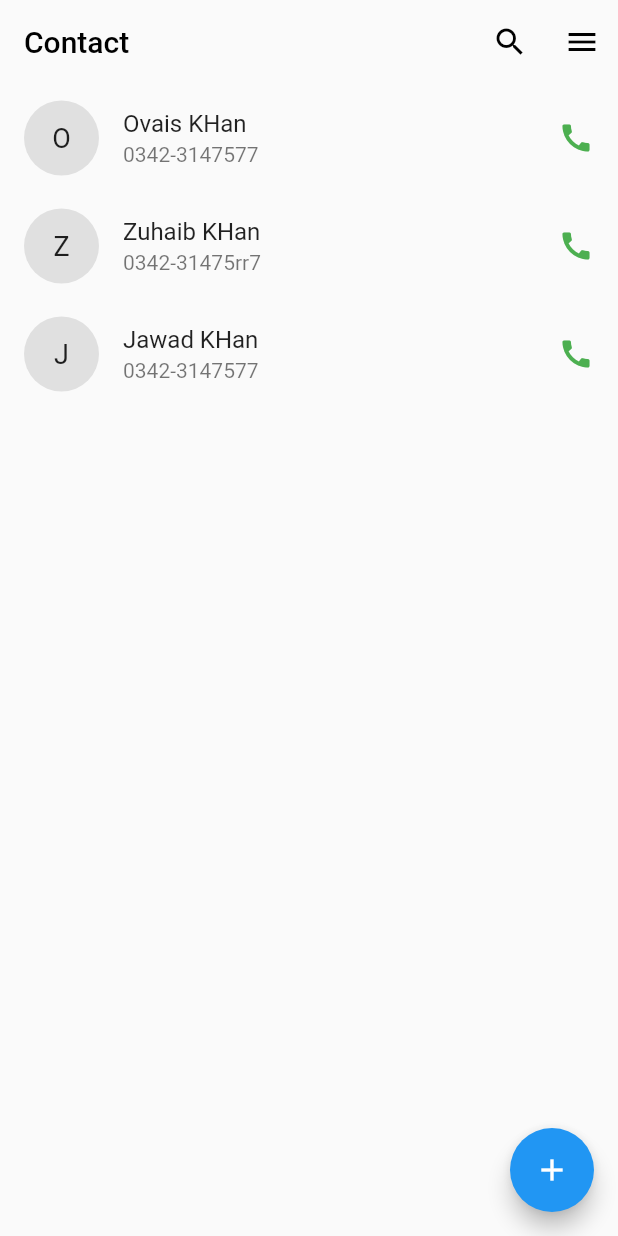
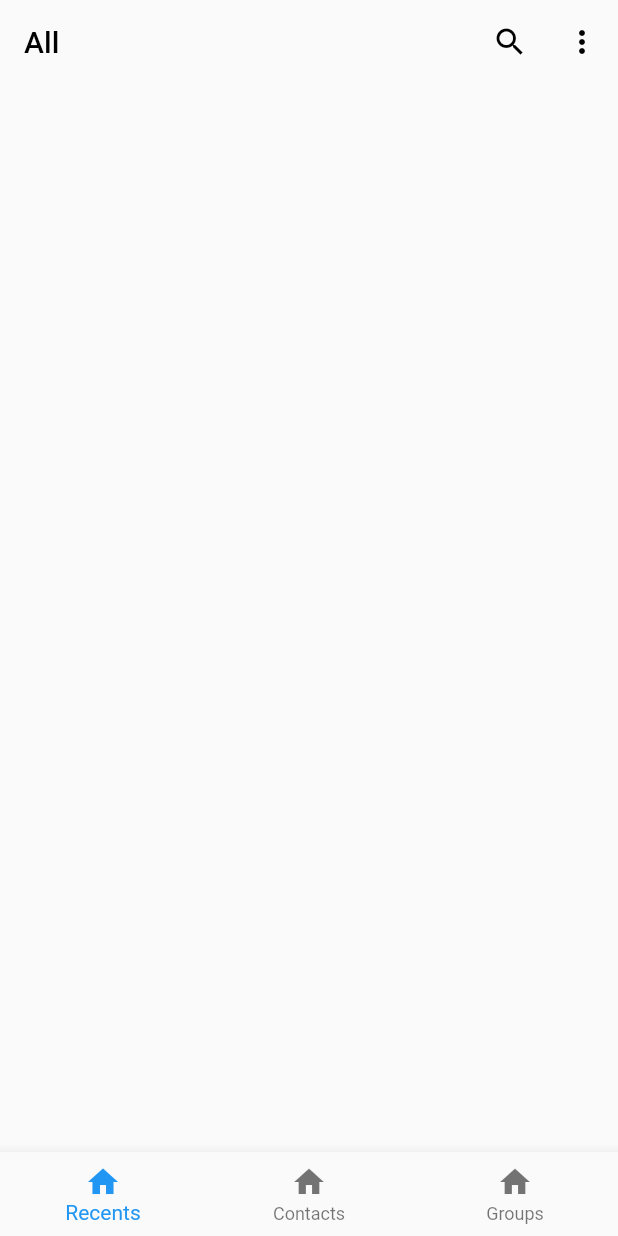
Before and after one commit to imovais/contact_application, a Flutter app: the screen it shows after launch, on a phone screen of 412 x 824 dp. Run offline on Flutter 3.47's test engine with Material 2 defaults, Android fonts, the phone set to English and light mode, and no system bars.

Commit message:
main function done

```diff
--- /dev/null
+++ b/lib/_SCREENS/bottomnavbar.dart
@@ -0,0 +1,45 @@
+// ignore_for_file: prefer_const_constructors, prefer_const_literals_to_create_immutables
+
+import 'package:contact_app/_SCREENS/homescreen.dart';
+import 'package:contact_app/_SCREENS/recent_history.dart';
+import 'package:flutter/material.dart';
+
+class BottomNavBar extends StatefulWidget {
+  const BottomNavBar({super.key});
+
+  @override
+  State<BottomNavBar> createState() => _BottomNavBarState();
+}
+
+class _BottomNavBarState extends State<BottomNavBar> {
+  int _seletedtab = 0;
+
+  final List _pages = [
+    RecentHistory(),
+    HomeScreen(),
+    Center(
+      child: Text("Products"),
+    )
+  ];
+
+  _onchangetab(int index) {
+    setState(() {
+      _seletedtab = index;
+    });
+  }
+
+  @override
+  Widget build(BuildContext context) {
+    return Scaffold(
+      body: _pages[_seletedtab],
+      bottomNavigationBar: BottomNavigationBar(
+          currentIndex: _seletedtab,
+          onTap: (value) => _onchangetab(value),
+          items: [
+            BottomNavigationBarItem(icon: Icon(Icons.home), label: 'Recents'),
+            BottomNavigationBarItem(icon: Icon(Icons.home), label: 'Contacts'),
+            BottomNavigationBarItem(icon: Icon(Icons.home), label: 'Groups'),
+          ]),
+    );
+  }
+}
--- a/lib/_SCREENS/homescreen.dart
+++ b/lib/_SCREENS/homescreen.dart
@@ -31,6 +31,13 @@ class _HomeScreenState extends State<HomeScreen> {
     surnamecontroller.clear();
   }
 
+  void ontabrecenthistory(int index) {
+    Data.recenthistory.add({
+      'name': Data.contact[index]['name'].toString(),
+      'phone': Data.contact[index]['phone'].toString(),
+    });
+  }
+
   @override
   Widget build(BuildContext context) {
     return SafeArea(
@@ -46,7 +53,7 @@ class _HomeScreenState extends State<HomeScreen> {
                   mainAxisSize: MainAxisSize.min,
                   children: [
                     IconButton(onPressed: () {}, icon: Icon(Icons.search)),
-                    IconButton(onPressed: () {}, icon: Icon(Icons.menu)),
+                    IconButton(onPressed: () {}, icon: Icon(Icons.more_vert)),
                   ],
                 )
               ],
@@ -54,8 +61,9 @@ class _HomeScreenState extends State<HomeScreen> {
             body: ListView.builder(
               itemCount: Data.contact.length,
               itemBuilder: (context, idx) {
-                return InkWell(
+                return ListTile(
                   onTap: () {
+                    ontabrecenthistory(idx);
                     Navigator.push(
                         context,
                         MaterialPageRoute(
@@ -63,7 +71,6 @@ class _HomeScreenState extends State<HomeScreen> {
                               DetailScreen(data: Data.contact[idx]),
                         ));
                   },
-                  child: ListTile(
                   leading: Container(
                     width: 50,
                     height: 50,
@@ -77,16 +84,9 @@ class _HomeScreenState extends State<HomeScreen> {
                               .toUpperCase()),
                     ),
                   ),
-
-                    // CircleAvatar(
-                    //   radius: 20,
-                    //   backgroundColor: Colors.blue,
-                    //   backgroundImage: Images.personicon,
-                    // ),
                   title: Text(Data.contact[idx]['name'].toString()),
                   subtitle: Text(Data.contact[idx]['phone'].toString()),
                   trailing: Icon(color: Colors.green, Icons.call),
-                  ),
                 );
               },
             ),
--- /dev/null
+++ b/lib/_SCREENS/recent_history.dart
@@ -0,0 +1,39 @@
+// ignore_for_file: prefer_const_constructors
+
+import 'package:flutter/material.dart';
+
+import '../_UTILS/data.dart';
+
+class RecentHistory extends StatelessWidget {
+  const RecentHistory({super.key});
+
+  @override
+  Widget build(BuildContext context) {
+    return Scaffold(
+      appBar: AppBar(
+        foregroundColor: Colors.black,
+        backgroundColor: Colors.transparent,
+        elevation: 0,
+        title: Text('All'),
+        actions: [
+          Row(
+            mainAxisSize: MainAxisSize.min,
+            children: [
+              IconButton(onPressed: () {}, icon: Icon(Icons.search)),
+              IconButton(onPressed: () {}, icon: Icon(Icons.more_vert)),
+            ],
+          )
+        ],
+      ),
+      body: ListView.builder(
+        //reverse: true
+        itemCount: Data.recenthistory.length,
+        itemBuilder: (context, i) {
+          return ListTile(
+            title: Text(Data.recenthistory[i]['name'].toString()),
+          );
+        },
+      ),
+    );
+  }
+}
--- a/lib/_UTILS/data.dart
+++ b/lib/_UTILS/data.dart
@@ -1,11 +1,13 @@
-
-
-
-
 class Data {
   static List contact = [
     {'name': 'Ovais KHan', 'phone': '0342-3147577'},
     {'name': 'Zuhaib KHan', 'phone': '0342-31475rr7'},
     {'name': 'Jawad KHan', 'phone': '0342-3147577'},
   ];
+
+  static List recenthistory = [
+    // {'name': 'Ovais KHan', 'phone': '0342-3147577'},
+    // {'name': 'Zuhaib KHan', 'phone': '0342-31475rr7'},
+    // {'name': 'Jawad KHan', 'phone': '0342-3147577'},
+  ];
 }
--- a/lib/main.dart
+++ b/lib/main.dart
@@ -3,7 +3,7 @@
 //import 'package:contact_app/_SCREENS/homepage.dart';
 import 'package:flutter/material.dart';
 
-import '_SCREENS/homescreen.dart';
+import '_SCREENS/bottomnavbar.dart';
 
 void main() {
   runApp(const MyApp());
@@ -16,7 +16,9 @@ class MyApp extends StatelessWidget {
   Widget build(BuildContext context) {
     return MaterialApp(
       debugShowCheckedModeBanner: false,
-      home: HomeScreen(),
+      home: BottomNavBar(),
+
+      //home: HomeScreen(),
     );
   }
 }
--- a/pubspec.yaml
+++ b/pubspec.yaml
@@ -35,6 +35,7 @@ dependencies:
   # The following adds the Cupertino Icons font to your application.
   # Use with the CupertinoIcons class for iOS style icons.
   cupertino_icons: ^1.0.2
+  url_launcher: ^6.1.11
 
 dev_dependencies:
   flutter_test:
```
Also changed, not shown: lib/_SCREENS/detailscreen.dart (+6 -2 lines), lib/_UTILS/const.dart (+9 -0 lines), pubspec.lock, 6 other files. Lines whose indentation alone changed are shown as unchanged.
